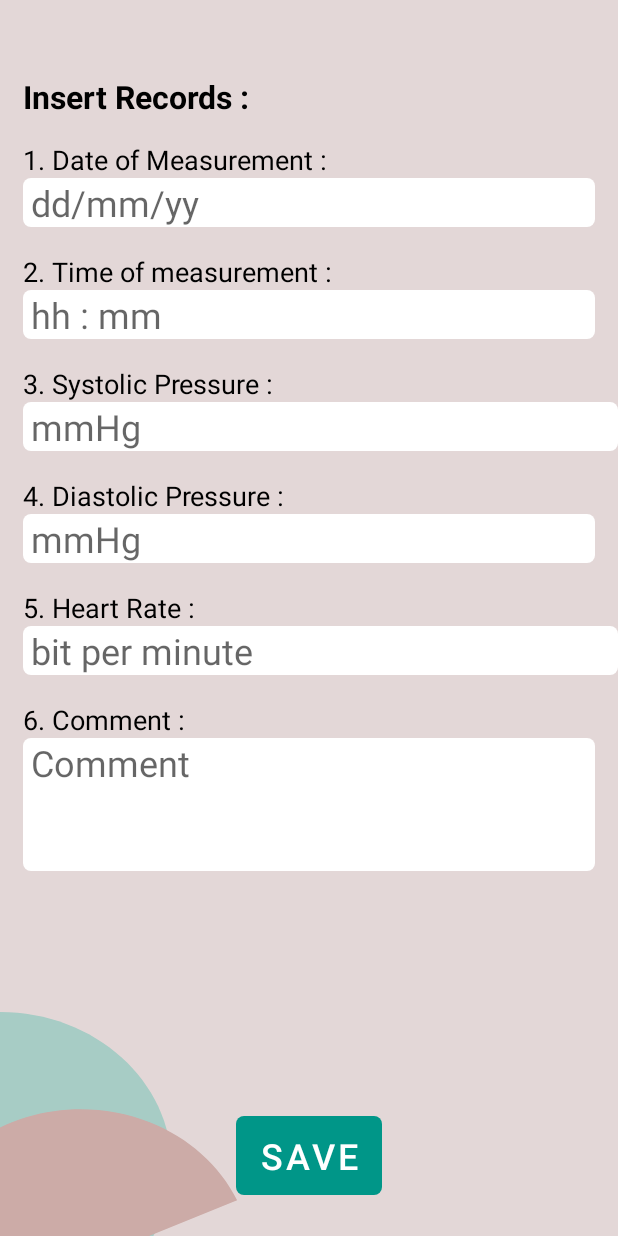
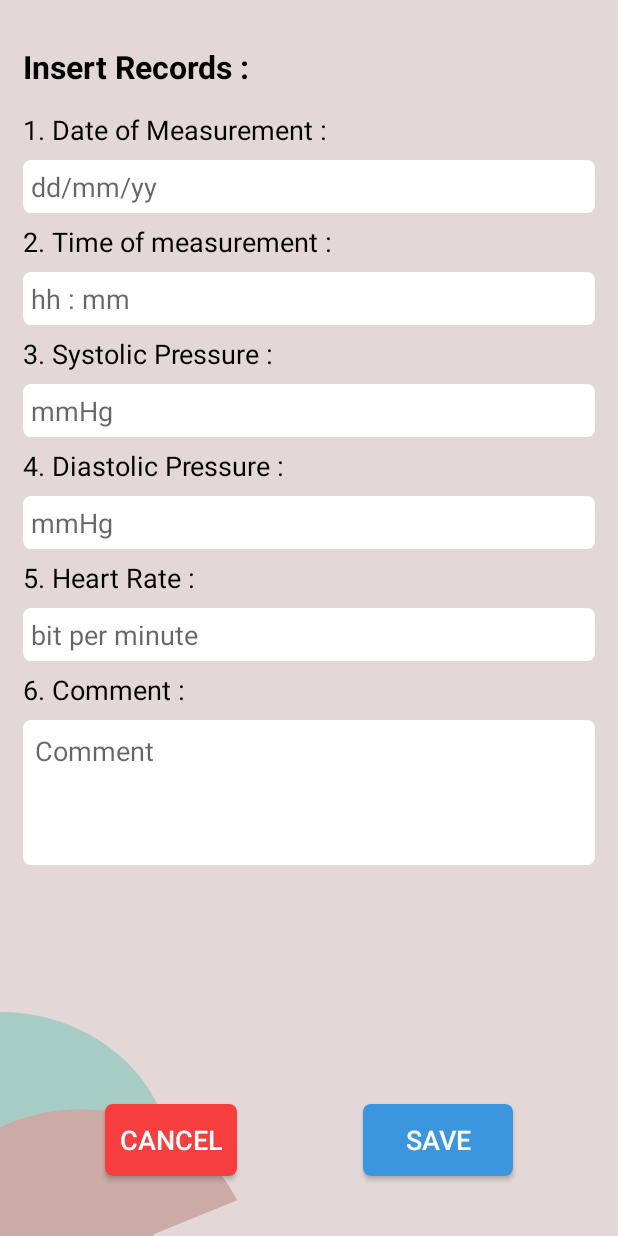
Before and after one commit to rafi-am7/Cardiac-Recorder, an Android app: the layout activity_add.xml on its own in the app's theme, with its tools: preview values and no code run, on a phone screen of 412 x 824 dp. Run offline under Robolectric (Android 15) with nearby library versions, the phone set to English and light mode, and no system bars.

Commit message:
Made some changes in Add view

```diff
--- a/app/build.gradle
+++ b/app/build.gradle
@@ -37,6 +37,7 @@ dependencies {
     implementation 'androidx.constraintlayout:constraintlayout:2.1.4'
     implementation 'androidx.navigation:navigation-fragment:2.4.2'
     implementation 'androidx.navigation:navigation-ui:2.4.2'
+    implementation 'com.google.code.gson:gson:2.9.0'
     testImplementation 'junit:junit:4.13.2'
     androidTestImplementation 'androidx.test.ext:junit:1.1.3'
     androidTestImplementation 'androidx.test.espresso:espresso-core:3.4.0'
--- a/app/src/main/java/com/example/cardiacrecorder/AddActivity.java
+++ b/app/src/main/java/com/example/cardiacrecorder/AddActivity.java
@@ -4,6 +4,7 @@ import android.content.Intent;
 import android.content.SharedPreferences;
 import android.os.Bundle;
 import android.preference.PreferenceManager;
+import android.view.View;
 import android.widget.Button;
 import android.widget.EditText;
 import android.widget.Toast;
@@ -24,6 +25,7 @@ public class AddActivity extends AppCompatActivity {
     ArrayList<Record> recordsArrayList;
     Record record;
     EditText date,time,systolic,diastolic,heartRate,comment;
+    Button cancelButton,saveButton;
     boolean isAllFieldsChecked = false;
     @Override
     protected void onCreate(Bundle savedInstanceState) {
@@ -36,8 +38,18 @@ public class AddActivity extends AppCompatActivity {
         diastolic = findViewById(R.id.diastolicValue);
         heartRate = findViewById(R.id.heartRateValue);
         comment = findViewById(R.id.commentValue);
-        Button saveButton = findViewById( R.id.addButton);
+        saveButton = findViewById( R.id.addButton);
+        cancelButton = findViewById( R.id.cancelButton);
         retrieveData();
+
+        cancelButton.setOnClickListener(new View.OnClickListener() {
+            @Override
+            public void onClick(View v) {
+                Intent i = new Intent(AddActivity.this, MainActivity.class);
+                startActivity(i);
+                finish();
+            }
+        });
 
         saveButton.setOnClickListener(v -> {
 
--- a/app/src/main/java/com/example/cardiacrecorder/MainActivity.java
+++ b/app/src/main/java/com/example/cardiacrecorder/MainActivity.java
@@ -1,36 +1,21 @@
 package com.example.cardiacrecorder;
 
-import android.content.Context;
 import android.content.Intent;
 import android.content.SharedPreferences;
 import android.os.Bundle;
+import android.view.View;
+import android.widget.ImageView;
+
+import androidx.appcompat.app.AppCompatActivity;
+import androidx.recyclerview.widget.LinearLayoutManager;
+import androidx.recyclerview.widget.RecyclerView;
 
 import com.example.cardiacrecorder.adapter.RecordAdapter;
-import com.google.android.material.snackbar.Snackbar;
 import com.google.gson.Gson;
 import com.google.gson.reflect.TypeToken;
 
-import androidx.appcompat.app.AppCompatActivity;
-
-import android.os.Handler;
-import android.view.View;
-
-import androidx.core.content.ContextCompat;
-import androidx.navigation.NavController;
-import androidx.navigation.Navigation;
-import androidx.navigation.ui.AppBarConfiguration;
-import androidx.navigation.ui.NavigationUI;
-import androidx.recyclerview.widget.LinearLayoutManager;
-import androidx.recyclerview.widget.RecyclerView;
-
-import android.view.Menu;
-import android.view.MenuItem;
-import android.widget.Button;
-import android.widget.ImageView;
-
 import java.lang.reflect.Type;
 import java.util.ArrayList;
-import java.util.List;
 
 public class MainActivity extends AppCompatActivity {
 
@@ -112,9 +97,7 @@ ImageView addButton;
 
 
 /*
-                                    dailyBookingDT = i.getValue(DailyBookingDT.class);
-                                    roomListArray.add(dailyBookingDT);
-                                    mRoomRvAdapter.notifyDataSetChanged();
+
         ArrayList<String> list = new ArrayList<String>();
         list.add("foo");
         list.add("baar");
--- a/app/src/main/java/com/example/cardiacrecorder/adapter/RecordAdapter.java
+++ b/app/src/main/java/com/example/cardiacrecorder/adapter/RecordAdapter.java
@@ -1,18 +1,14 @@
 package com.example.cardiacrecorder.adapter;
 
-import android.app.ApplicationErrorReport;
 import android.content.Context;
 import android.graphics.Color;
-import android.graphics.drawable.Drawable;
 import android.view.LayoutInflater;
 import android.view.View;
 import android.view.ViewGroup;
 import android.widget.TextView;
-import android.widget.Toast;
 
 import androidx.annotation.NonNull;
 import androidx.cardview.widget.CardView;
-import androidx.core.graphics.drawable.DrawableCompat;
 import androidx.recyclerview.widget.RecyclerView;
 
 import com.example.cardiacrecorder.R;
@@ -101,11 +97,6 @@ public class RecordAdapter extends RecyclerView.Adapter<RecordAdapter.RecordView
 
             holder.heartTextView.setTextColor(Color.parseColor("#FF018786"));
         }
-        else if(record.getHeartRate()>=40){
-
-            holder.heartTextView.setTextColor(Color.parseColor("#3C96DD"));
-
-        }
         else
         {
 
--- a/app/src/main/res/layout/activity_add.xml
+++ b/app/src/main/res/layout/activity_add.xml
@@ -9,15 +9,14 @@
 
     <TextView
         android:id="@+id/header"
-        android:textStyle="bold"
         android:layout_width="wrap_content"
         android:layout_height="wrap_content"
         android:layout_marginStart="15dp"
-        android:layout_marginEnd="15dp"
-        android:layout_marginTop="50dp"
+        android:layout_marginTop="30dp"
         android:text="Insert Records :"
         android:textColor="@color/black"
         android:textSize="21sp"
+        android:textStyle="bold"
         app:layout_constraintStart_toStartOf="parent"
         app:layout_constraintTop_toTopOf="parent" />
 
@@ -33,18 +32,20 @@
         app:layout_constraintTop_toBottomOf="@+id/header" />
 
     <EditText
-        android:layout_marginStart="15dp"
-        android:layout_marginEnd="15dp"
-        android:paddingLeft="5dp"
         android:id="@+id/dateValue"
         android:layout_width="fill_parent"
-        android:layout_height="wrap_content"
+        android:layout_height="35dp"
+        android:layout_marginStart="15dp"
+        android:layout_marginTop="8dp"
+        android:layout_marginEnd="15dp"
         android:background="@drawable/button_bg_thick"
         android:backgroundTint="@color/white"
         android:hint="dd/mm/yy"
         android:inputType="text"
+        android:paddingLeft="5dp"
         android:textColor="@color/black"
-        android:textSize="24sp"
+        android:textSize="18sp"
+        app:layout_constraintEnd_toEndOf="parent"
         app:layout_constraintStart_toStartOf="@+id/header"
         app:layout_constraintTop_toBottomOf="@+id/date" />
 
@@ -60,18 +61,20 @@
         app:layout_constraintTop_toBottomOf="@+id/date" />
 
     <EditText
-        android:layout_marginStart="15dp"
-        android:layout_marginEnd="15dp"
-        android:paddingLeft="5dp"
         android:id="@+id/timeValue"
         android:layout_width="fill_parent"
-        android:layout_height="wrap_content"
+        android:layout_height="35dp"
+        android:layout_marginStart="15dp"
+        android:layout_marginTop="8dp"
+        android:layout_marginEnd="15dp"
         android:background="@drawable/button_bg_thick"
         android:backgroundTint="@color/white"
         android:hint="hh : mm"
         android:inputType="text"
+        android:paddingLeft="5dp"
         android:textColor="@color/black"
-        android:textSize="24sp"
+        android:textSize="18sp"
+        app:layout_constraintEnd_toEndOf="parent"
         app:layout_constraintStart_toStartOf="@+id/header"
         app:layout_constraintTop_toBottomOf="@+id/time" />
 
@@ -89,15 +92,18 @@
     <EditText
         android:id="@+id/systolicValue"
         android:layout_width="fill_parent"
-        android:layout_height="wrap_content"
+        android:layout_height="35dp"
         android:layout_marginStart="15dp"
+        android:layout_marginTop="8dp"
+        android:layout_marginEnd="15dp"
         android:background="@drawable/button_bg_thick"
         android:backgroundTint="@color/white"
         android:hint="mmHg"
         android:inputType="number"
         android:paddingLeft="5dp"
         android:textColor="@color/black"
-        android:textSize="24sp"
+        android:textSize="18sp"
+        app:layout_constraintEnd_toEndOf="parent"
         app:layout_constraintStart_toStartOf="@+id/header"
         app:layout_constraintTop_toBottomOf="@+id/systolic" />
 
@@ -113,18 +119,20 @@
         app:layout_constraintTop_toBottomOf="@+id/systolic" />
 
     <EditText
-        android:layout_marginStart="15dp"
-        android:layout_marginEnd="15dp"
-        android:paddingLeft="5dp"
         android:id="@+id/diastolicValue"
         android:layout_width="fill_parent"
-        android:layout_height="wrap_content"
+        android:layout_height="35dp"
+        android:layout_marginStart="15dp"
+        android:layout_marginTop="8dp"
+        android:layout_marginEnd="15dp"
         android:background="@drawable/button_bg_thick"
         android:backgroundTint="@color/white"
         android:hint="mmHg"
         android:inputType="number"
+        android:paddingLeft="5dp"
         android:textColor="@color/black"
-        android:textSize="24sp"
+        android:textSize="18sp"
+        app:layout_constraintEnd_toEndOf="parent"
         app:layout_constraintStart_toStartOf="@+id/header"
         app:layout_constraintTop_toBottomOf="@+id/diastolic" />
 
@@ -142,15 +150,18 @@
     <EditText
         android:id="@+id/heartRateValue"
         android:layout_width="fill_parent"
-        android:layout_height="wrap_content"
+        android:layout_height="35dp"
         android:layout_marginStart="15dp"
+        android:layout_marginTop="8dp"
+        android:layout_marginEnd="15dp"
         android:background="@drawable/button_bg_thick"
         android:backgroundTint="@color/white"
         android:hint="bit per minute"
         android:inputType="number"
         android:paddingLeft="5dp"
         android:textColor="@color/black"
-        android:textSize="24sp"
+        android:textSize="18sp"
+        app:layout_constraintEnd_toEndOf="parent"
         app:layout_constraintStart_toStartOf="@+id/header"
         app:layout_constraintTop_toBottomOf="@+id/heartRate" />
 
@@ -166,43 +177,55 @@
         app:layout_constraintTop_toBottomOf="@+id/heartRate" />
 
     <EditText
-        android:layout_marginStart="15dp"
-        android:layout_marginEnd="15dp"
-        android:paddingLeft="5dp"
         android:id="@+id/commentValue"
         android:layout_width="fill_parent"
         android:layout_height="wrap_content"
+        android:layout_marginStart="15dp"
+        android:layout_marginTop="8dp"
+        android:layout_marginEnd="15dp"
         android:background="@drawable/button_bg_thick"
         android:backgroundTint="@color/white"
+        android:gravity="top|start"
         android:hint="Comment"
-        android:minLines="3"
-        android:maxLines="6"
-        android:gravity="top|start"
         android:inputType="textMultiLine"
+        android:maxLines="4"
+        android:minLines="4"
+        android:paddingLeft="8dp"
+        android:paddingTop="8dp"
         android:textColor="@color/black"
-        android:textSize="24sp"
+        android:textSize="18sp"
+        app:layout_constraintEnd_toEndOf="parent"
         app:layout_constraintStart_toStartOf="@+id/header"
         app:layout_constraintTop_toBottomOf="@+id/comment" />
 
-    <FrameLayout
-        android:id="@+id/updateFrameLayout"
+
+    <Button
+        android:id="@+id/cancelButton"
         android:layout_width="wrap_content"
         android:layout_height="wrap_content"
+        android:layout_marginStart="70dp"
+        android:layout_marginBottom="40dp"
         android:background="@drawable/rounded_text_field"
-        app:layout_constraintEnd_toEndOf="parent"
-        app:layout_constraintStart_toStartOf="parent"
+        android:backgroundTint="#F63E3E"
+        android:text="Cancel"
+        android:textColor="@android:color/white"
+        android:textSize="18sp"
         app:layout_constraintBottom_toBottomOf="parent"
-        android:backgroundTint="#009688"
-        android:layout_marginBottom="27dp"
-        tools:ignore="MissingConstraints">
+        app:layout_constraintStart_toStartOf="parent" />
 
-        <Button
-            android:id="@+id/addButton"
-            android:layout_width="fill_parent"
-            android:layout_height="wrap_content"
-            android:textSize="24sp"
-            android:background="?android:attr/selectableItemBackground"
-            android:text="Save"
-            />
-    </FrameLayout>
+    <Button
+        android:id="@+id/addButton"
+        android:layout_width="100dp"
+        android:layout_height="wrap_content"
+        android:layout_marginEnd="70dp"
+        android:layout_marginBottom="40dp"
+        android:background="@drawable/rounded_text_field"
+        android:backgroundTint="@color/normal"
+        android:text="Save"
+        android:textColor="@android:color/white"
+        android:textSize="18sp"
+        app:layout_constraintBottom_toBottomOf="parent"
+        app:layout_constraintEnd_toEndOf="parent" />
+
+
 </androidx.constraintlayout.widget.ConstraintLayout>
--- a/app/src/main/res/values/themes.xml
+++ b/app/src/main/res/values/themes.xml
@@ -1,6 +1,6 @@
 <resources xmlns:tools="http://schemas.android.com/tools">
     <!-- Base application theme. -->
-    <style name="Theme.CardiacRecorder" parent="Theme.MaterialComponents.DayNight.DarkActionBar">
+    <style name="Theme.CardiacRecorder" parent="Theme.AppCompat.Light.NoActionBar">
         <!-- Primary brand color. -->
         <item name="colorPrimary">@color/purple_500</item>
         <item name="colorPrimaryVariant">@color/purple_700</item>
```
Also changed, not shown: build.gradle (line endings or trailing spaces).
